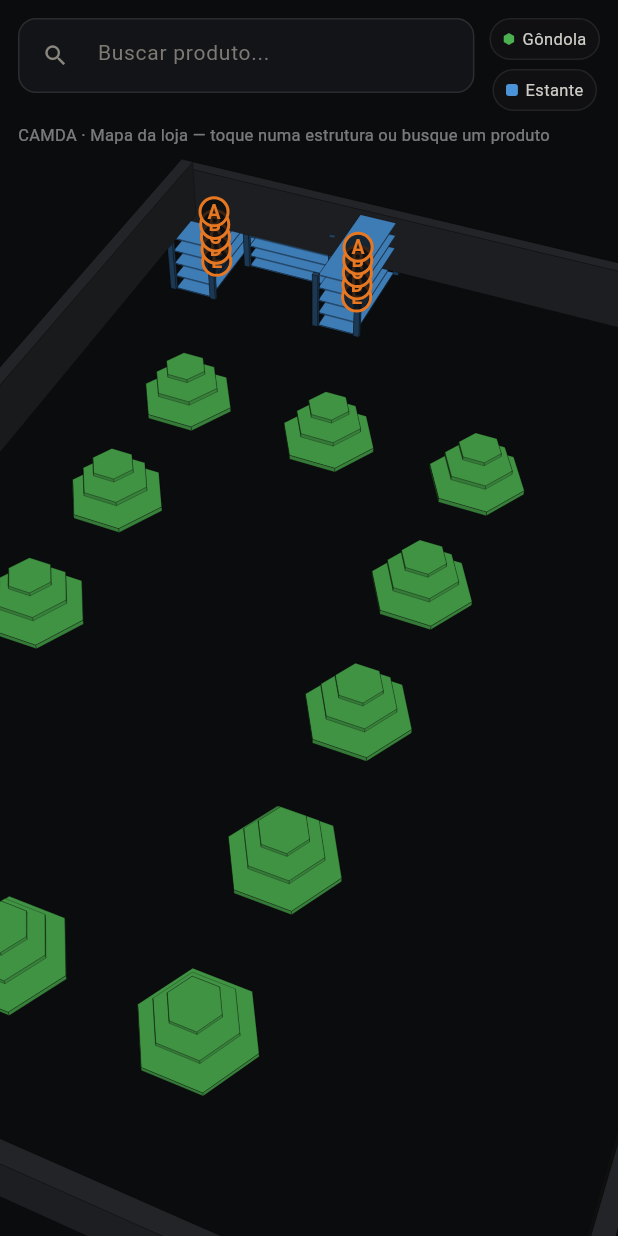
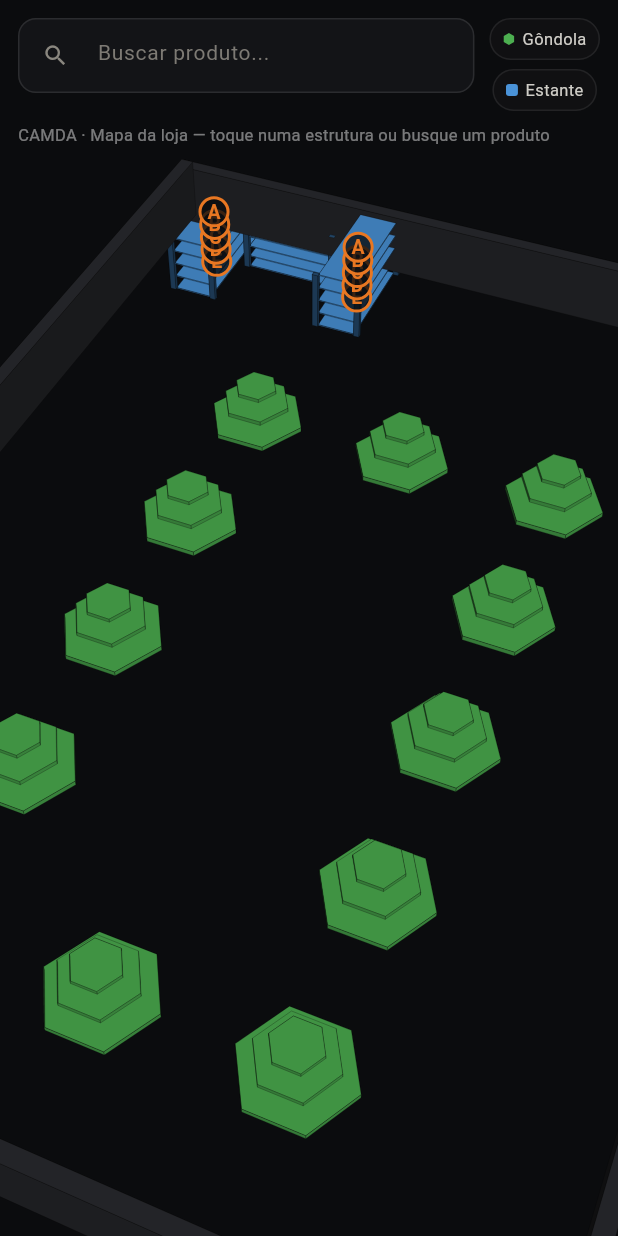
Before and after one commit to LeoLira1/Gondolas, a Flutter app: the screen it shows after launch, on a phone screen of 412 x 824 dp. Run offline on Flutter 3.47's test engine with Material 3 defaults, Android fonts, the phone set to English and light mode, and no system bars; our stand-ins replace shared_preferences; missing offline and left inert: libsql_dart.

```diff
--- a/lib/loja_scene.dart
+++ b/lib/loja_scene.dart
@@ -46,18 +46,18 @@ const double lojaH = 14.0;
 
 const List<ItemLoja> itensLoja = [
   // 12 gôndolas
-  ItemLoja(tipo: 'gondola', numero: 12, x: 2.0, z:  4.0),
-  ItemLoja(tipo: 'gondola', numero:  7, x: 4.0, z:  4.0),
-  ItemLoja(tipo: 'gondola', numero:  5, x: 6.0, z:  4.0),
-  ItemLoja(tipo: 'gondola', numero: 11, x: 2.0, z:  6.0),
-  ItemLoja(tipo: 'gondola', numero:  4, x: 6.0, z:  6.0),
-  ItemLoja(tipo: 'gondola', numero: 10, x: 2.0, z:  8.0),
-  ItemLoja(tipo: 'gondola', numero:  3, x: 6.0, z:  8.0),
-  ItemLoja(tipo: 'gondola', numero:  9, x: 2.0, z: 10.0),
-  ItemLoja(tipo: 'gondola', numero:  2, x: 6.0, z: 10.0),
-  ItemLoja(tipo: 'gondola', numero:  8, x: 2.0, z: 12.0),
-  ItemLoja(tipo: 'gondola', numero:  6, x: 4.0, z: 12.0),
-  ItemLoja(tipo: 'gondola', numero:  1, x: 6.0, z: 12.0),
+  ItemLoja(tipo: 'gondola', numero: 12, x: 3.0, z:  4.0),
+  ItemLoja(tipo: 'gondola', numero:  7, x: 5.0, z:  4.0),
+  ItemLoja(tipo: 'gondola', numero:  5, x: 7.0, z:  4.0),
+  ItemLoja(tipo: 'gondola', numero: 11, x: 3.0, z:  6.0),
+  ItemLoja(tipo: 'gondola', numero:  4, x: 7.0, z:  6.0),
+  ItemLoja(tipo: 'gondola', numero: 10, x: 3.0, z:  8.0),
+  ItemLoja(tipo: 'gondola', numero:  3, x: 7.0, z:  8.0),
+  ItemLoja(tipo: 'gondola', numero:  9, x: 3.0, z: 10.0),
+  ItemLoja(tipo: 'gondola', numero:  2, x: 7.0, z: 10.0),
+  ItemLoja(tipo: 'gondola', numero:  8, x: 3.0, z: 12.0),
+  ItemLoja(tipo: 'gondola', numero:  6, x: 5.0, z: 12.0),
+  ItemLoja(tipo: 'gondola', numero:  1, x: 7.0, z: 12.0),
   // 8 estantes encostadas nas paredes
   ItemLoja(tipo: 'estante', numero: 7, x: 1.00, z:  1.0, w: 0.7, d: 1.6),
   ItemLoja(tipo: 'estante', numero: 8, x: 2.10, z: 0.55, w: 1.4, d: 0.7),
```
